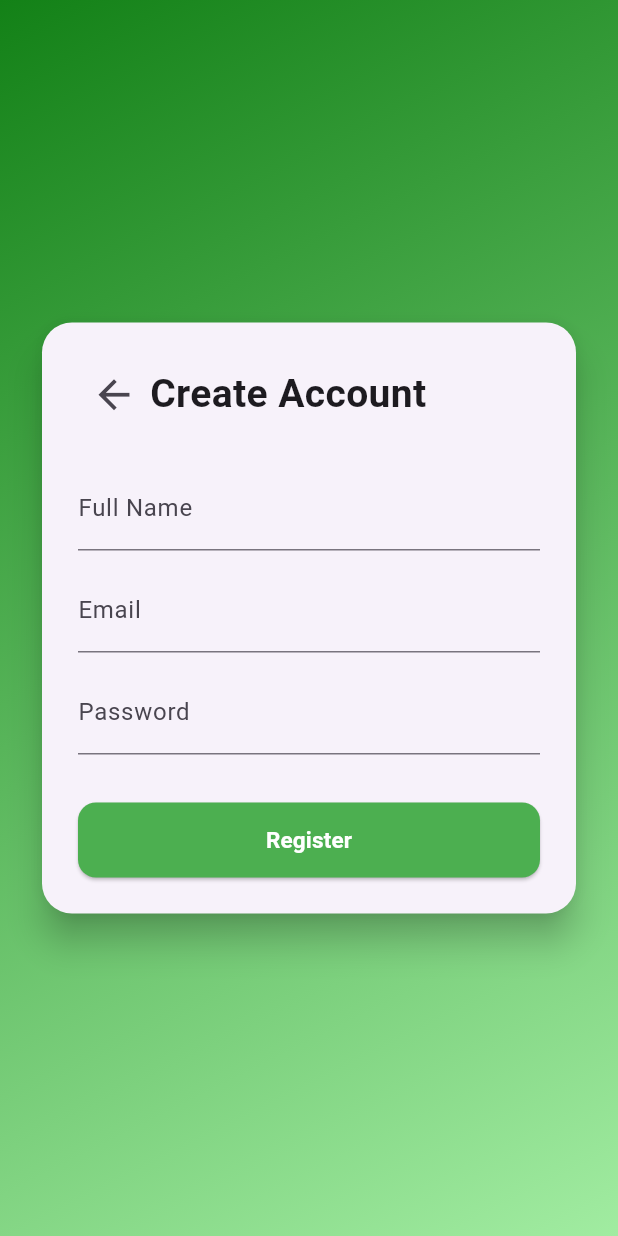
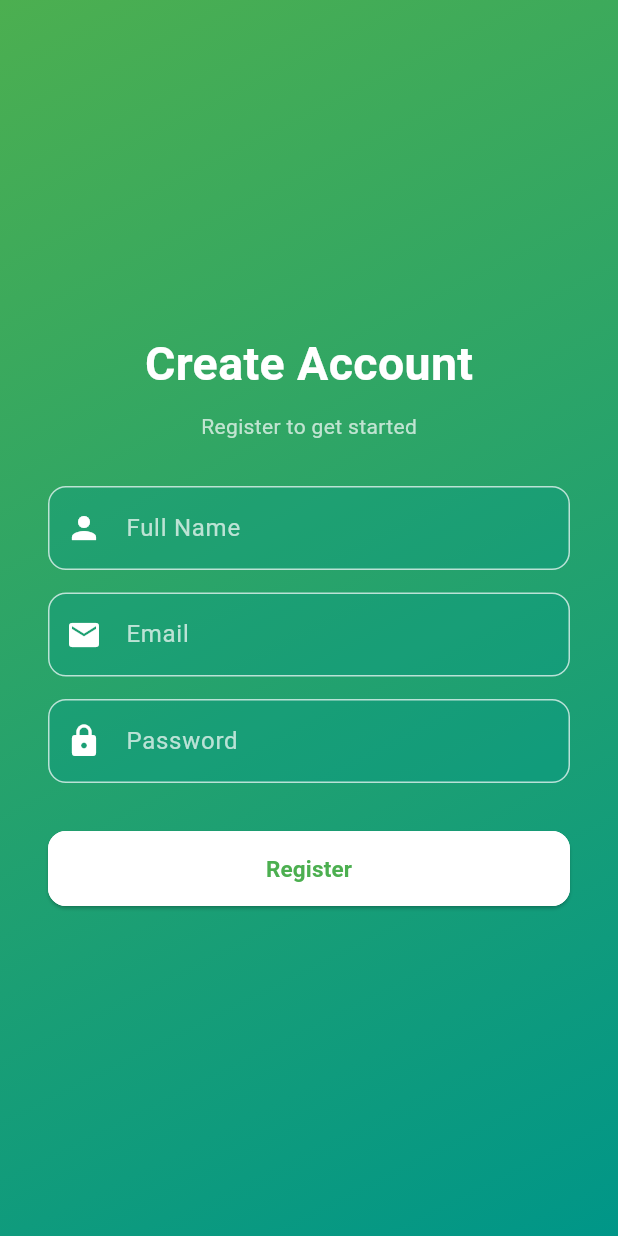
Before and after one commit to pashasarizada/E-Commerce, a Flutter app: the RegisterView screen opened directly, on a phone screen of 412 x 824 dp. Run offline on Flutter 3.47's test engine with Material 3 defaults, Android fonts, the phone set to English and light mode, and no system bars; our stand-ins replace cloud_firestore, firebase_auth, firebase_core, image_picker; accounts and stored records are empty; network calls fail.

```diff
--- a/lib/views/registerPageView.dart
+++ b/lib/views/registerPageView.dart
@@ -3,7 +3,8 @@ import 'package:provider/provider.dart';
 import '../viewmodels/registerViewModel.dart';
 import '../widgets/appGradient.dart';
 import '../widgets/customButton.dart';
-import 'package:ecom/views/welcomePageView.dart';
+import '../views/welcomePageView.dart';
+import '../widgets/customTextField.dart';
 
 class RegisterView extends StatelessWidget {
   const RegisterView({super.key});
@@ -20,65 +21,65 @@ class RegisterView extends StatelessWidget {
         width: double.infinity,
         height: double.infinity,
         decoration: const BoxDecoration(
-          gradient: AppGradients.registerGradient,
+          gradient: AppGradients.welcomeGreenGradient,
         ),
+        child: SafeArea(
+          child: Padding(
+            padding: const EdgeInsets.symmetric(horizontal: 32),
             child: Center(
               child: SingleChildScrollView(
-            padding: const EdgeInsets.symmetric(horizontal: 24),
-            child: Card(
-              shape: RoundedRectangleBorder(
-                borderRadius: BorderRadius.circular(20),
-              ),
-              elevation: 10,
-              child: Padding(
-                padding: const EdgeInsets.all(24.0),
                 child: Column(
-                  mainAxisSize: MainAxisSize.min,
                   children: [
-                    Row(
-                      children: [
-                        Align(
-                          alignment: Alignment.topLeft,
-                          child: IconButton(
-                            icon: Icon(Icons.arrow_back,size: 31),
-                            onPressed: () => Navigator.pop(context),
-                          ),
-                        ),
 
                     const Text(
                       "Create Account",
                       style: TextStyle(
-                            fontSize: 26,
+                        fontSize: 31,
                         fontWeight: FontWeight.bold,
+                        color: Colors.white,
                       ),
                     ),
-                      ],
+                    const SizedBox(height: 10),
+                    const Text(
+                      "Register to get started",
+                      style: TextStyle(color: Colors.white70),
                     ),
+                    const SizedBox(height: 30),
 
-                    const SizedBox(height: 24),
-                    TextField(
+                    CustomTextField(
+                      hintText: 'Full Name',
                       controller: _userNameController,
-                      decoration: const InputDecoration(labelText: 'Full Name'),
+                      inputType: TextInputType.name,
+                      icon: Icons.person,
                     ),
-                    const SizedBox(height: 12),
-                    TextField(
+                    const SizedBox(height: 15),
+
+                    // 📧 Email
+                    CustomTextField(
+                      hintText: 'Email',
                       controller: _userEmailController,
-                      decoration: const InputDecoration(labelText: 'Email'),
-                      keyboardType: TextInputType.emailAddress,
+                      inputType: TextInputType.emailAddress,
+                      icon: Icons.email,
                     ),
-                    const SizedBox(height: 12),
-                    TextField(
+                    const SizedBox(height: 15),
+
+                    // 🔒 Password
+                    CustomTextField(
+                      hintText: 'Password',
                       controller: _userPasswordController,
-                      decoration: const InputDecoration(labelText: 'Password'),
+                      inputType: TextInputType.visiblePassword,
+                      icon: Icons.lock,
                       obscureText: true,
                     ),
                     const SizedBox(height: 20),
+
                     if (registerVM.errorMessage != null)
                       Text(
                         registerVM.errorMessage!,
                         style: const TextStyle(color: Colors.red),
                       ),
                     const SizedBox(height: 12),
+
                     registerVM.isLoading
                         ? const CircularProgressIndicator()
                         : CustomButton(
@@ -94,14 +95,16 @@ class RegisterView extends StatelessWidget {
                           ScaffoldMessenger.of(context).showSnackBar(
                             const SnackBar(content: Text('Registration completed! 👏')),
                           );
-                         Navigator.push(context,
-                           MaterialPageRoute(builder: (context) => const WelcomeView()),
+                          Navigator.pushReplacement(
+                            context,
+                            MaterialPageRoute(builder: (_) => const WelcomeView()),
                           );
                         }
                       },
                       height: 50,
-                      color: Colors.green,
-                      textColor: Colors.white,
+                      color: Colors.white,
+                      textColor: Colors.green,
+                      borderColor: Colors.white,
                       borderRadius: 12,
                     ),
                   ],
--- a/lib/widgets/appGradient.dart
+++ b/lib/widgets/appGradient.dart
@@ -2,20 +2,10 @@ import 'package:flutter/material.dart';
 
 class AppGradients {
   static const LinearGradient welcomeGreenGradient = LinearGradient(
-    colors: [
-      Color(0xFF169C1A),
-      Color(0xFF90A690),
-    ],
-    begin: Alignment.topLeft,
-    end: Alignment.bottomRight,
-  );
-  static const LinearGradient registerGradient = LinearGradient(
-    colors: [
-      Color(0xFF138117),
-      Color(0xFFA1ECA1),
-    ],
+    colors: [Colors.green, Colors.teal],
     begin: Alignment.topLeft,
     end: Alignment.bottomRight,
   );
 
+
 }
--- /dev/null
+++ b/lib/widgets/customTextField.dart
@@ -0,0 +1,50 @@
+import 'package:flutter/material.dart';
+
+class CustomTextField extends StatelessWidget {
+  final String hintText;
+  final TextEditingController controller;
+  final bool obscureText;
+  final IconData? icon;
+  final TextInputType inputType;
+
+  const CustomTextField({
+    Key? key,
+    required this.hintText,
+    required this.controller,
+    this.obscureText = false,
+    this.icon,
+    this.inputType = TextInputType.text,
+  }) : super(key: key);
+
+  @override
+  Widget build(BuildContext context) {
+    return TextField(
+      controller: controller,
+      obscureText: obscureText,
+      keyboardType: inputType,
+      style: const TextStyle(color: Colors.white),
+      decoration: InputDecoration(
+        hintText: hintText,
+        hintStyle: const TextStyle(color: Colors.white70),
+        prefixIcon: icon != null ? Icon(icon, color: Colors.white) : null,
+        filled: true,
+        fillColor: Colors.teal.withOpacity(0.3),
+
+        enabledBorder: OutlineInputBorder(
+          borderRadius: BorderRadius.circular(12),
+          borderSide: const BorderSide(color: Colors.white70, width: 1),
+        ),
+
+        focusedBorder: OutlineInputBorder(
+          borderRadius: BorderRadius.circular(12),
+          borderSide: const BorderSide(color: Colors.white, width: 1),
+        ),
+
+        errorBorder: OutlineInputBorder(
+          borderRadius: BorderRadius.circular(12),
+          borderSide: const BorderSide(color: Colors.red, width: 1),
+        ),
+      ),
+    );
+  }
+}
```
Also changed, not shown: lib/services/profileService.dart (added, +27 -0 lines), lib/views/loginPageView.dart (+10 -19 lines), lib/views/main/profilePageView.dart (+39 -1 lines). Lines whose indentation alone changed are shown as unchanged.
